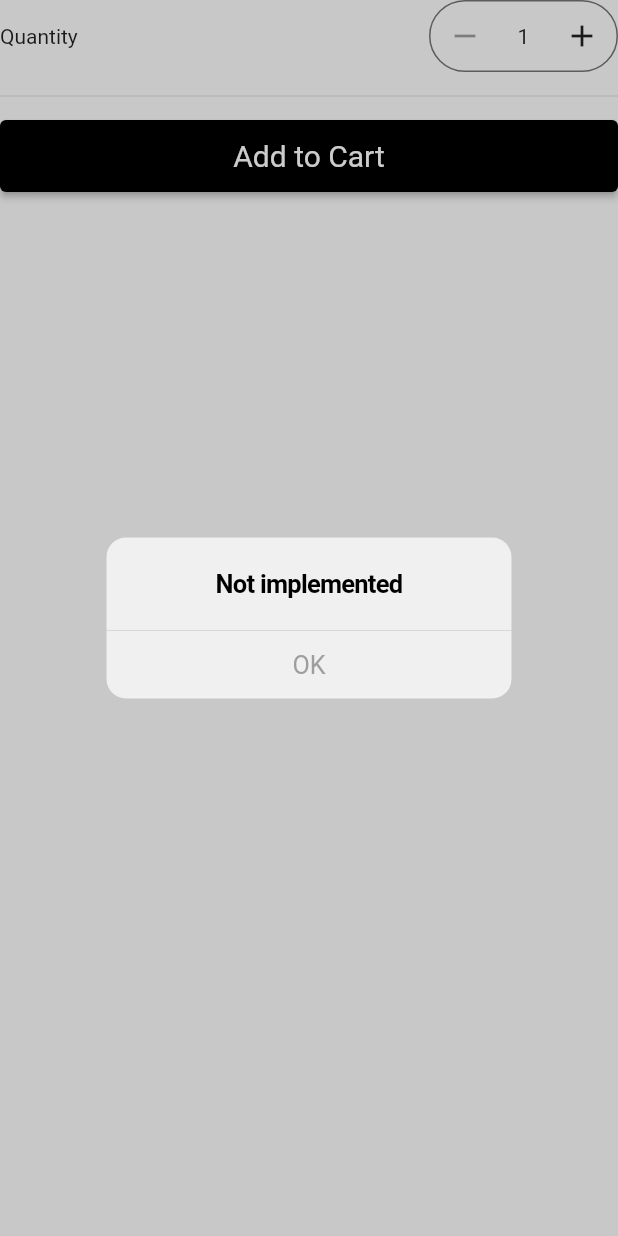
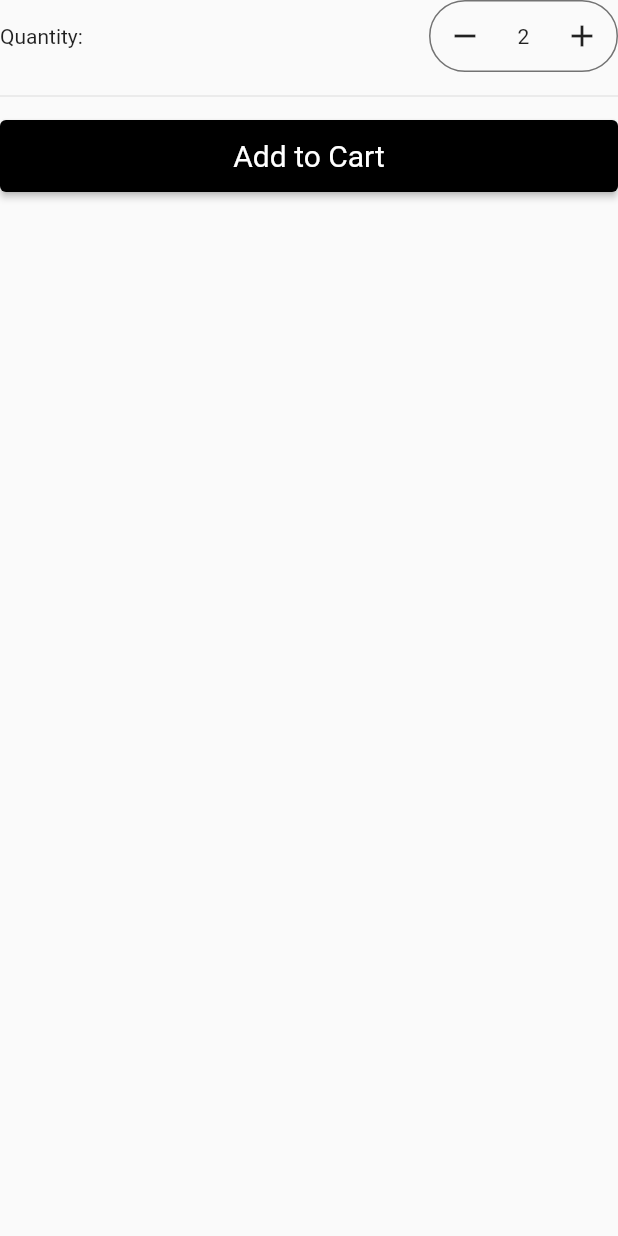
Before and after one commit to aptx113/ecommerce_app, a Flutter app: the AddToCartWidget widget shown alone on an empty page, opened directly with sample values from the repository, after a tap on the "add" icon, on a phone screen of 412 x 824 dp. Run offline on Flutter 3.47's test engine with Material 2 defaults, Android fonts, the phone set to English and light mode, and no system bars; our stand-ins replace flutter_layout_grid, flutter_rating_bar, flutter_riverpod, freezed_annotation, go_router, riverpod and 4 more; generated files the repository leaves out were written again.

Commit message:
modify add to cart widget

```diff
--- a/lib/src/features/cart/ui/add_to_cart/add_to_cart_widget.dart
+++ b/lib/src/features/cart/ui/add_to_cart/add_to_cart_widget.dart
@@ -1,16 +1,18 @@
 // ignore_for_file: public_member_api_docs, sort_constructors_first
 import 'dart:math';
 
+import 'package:ecommerce_app/src/features/cart/ui/add_to_cart/add_to_cart_controller.dart';
+import 'package:ecommerce_app/src/localization/app_localizations_context.dart';
+import 'package:ecommerce_app/src/utils/async_value_ui.dart';
 import 'package:flutter/material.dart';
+import 'package:flutter_riverpod/flutter_riverpod.dart';
 
-import '../../../../common_widgets/alert_dialogs.dart';
 import '../../../../common_widgets/item_quantity_selector.dart';
 import '../../../../common_widgets/primary_button.dart';
 import '../../../../constants/app_sizes.dart';
-import '../../../../localization/string_hardcoded.dart';
 import '../../../products/models/product.dart';
 
-class AddToCartWidget extends StatelessWidget {
+class AddToCartWidget extends ConsumerWidget {
   const AddToCartWidget({
     super.key,
     required this.product,
@@ -18,8 +20,13 @@ class AddToCartWidget extends StatelessWidget {
   final Product product;
 
   @override
-  Widget build(BuildContext context) {
-    const availableQuantity = 5;
+  Widget build(BuildContext context, WidgetRef ref) {
+    ref.listen<AsyncValue<int>>(
+      addToCartControllerProvider,
+      (_, state) => state.showAlertDialogOnError(context),
+    );
+    final availableQuantity = product.availableQuantity;
+    final state = ref.watch(addToCartControllerProvider);
     return Column(
       crossAxisAlignment: CrossAxisAlignment.stretch,
       children: [
@@ -27,13 +34,15 @@ class AddToCartWidget extends StatelessWidget {
           mainAxisSize: MainAxisSize.max,
           mainAxisAlignment: MainAxisAlignment.spaceBetween,
           children: [
-            Text('Quantity'.hardcoded),
+            Text(context.loc.quantity),
             ItemQuantitySelector(
-              quantity: 1,
+              quantity: state.value!,
               maxQuantity: min(availableQuantity, 10),
-              onChanged: (value) {
-                showNotImplementedAlertDialog(context: context);
-              },
+              onChanged: state.isLoading
+                  ? null
+                  : (quantity) => ref
+                      .read(addToCartControllerProvider.notifier)
+                      .updateQuantity(quantity),
             )
           ],
         ),
@@ -41,18 +50,20 @@ class AddToCartWidget extends StatelessWidget {
         const Divider(),
         gapH8,
         PrimaryButton(
-          isLoading: false,
-          onPressed: () {
-            showNotImplementedAlertDialog(context: context);
-          },
+          isLoading: state.isLoading,
+          onPressed: availableQuantity > 0
+              ? () => ref
+                  .read(addToCartControllerProvider.notifier)
+                  .addItem(product.id)
+              : null,
           text: availableQuantity > 0
-              ? 'Add to Cart'.hardcoded
-              : 'Out of Stock'.hardcoded,
+              ? context.loc.addToCart
+              : context.loc.outOfStock,
         ),
         if (product.availableQuantity > 0 && availableQuantity == 0) ...[
           gapH8,
           Text(
-            'Already added to cart'.hardcoded,
+            context.loc.alreadyAddedToCart,
             style: Theme.of(context).textTheme.caption,
             textAlign: TextAlign.center,
           )
--- a/lib/src/features/products/ui/product_screen/leave_review_action.dart
+++ b/lib/src/features/products/ui/product_screen/leave_review_action.dart
@@ -34,9 +34,9 @@ class LeaveReviewAction extends ConsumerWidget {
             breakpoint: 300,
             startFlex: 3,
             endFlex: 2,
-            rowMainAxisAligment: MainAxisAlignment.spaceBetween,
-            rowCrossAxisAligment: CrossAxisAlignment.center,
-            columnCrossAxisAligment: CrossAxisAlignment.center,
+            rowMainAxisAlignment: MainAxisAlignment.spaceBetween,
+            rowCrossAxisAlignment: CrossAxisAlignment.center,
+            columnCrossAxisAlignment: CrossAxisAlignment.center,
             startContent: Text(
                 AppLocalizations.of(context).purchasedOnDate(dateFormatted)),
             endContent: CustomTextButton(
--- a/lib/src/features/reviews/ui/product_reviews/product_reviews_list.dart
+++ b/lib/src/features/reviews/ui/product_reviews/product_reviews_list.dart
@@ -35,6 +35,7 @@ class ProductReviewsList extends StatelessWidget {
               horizontal: Sizes.p16, vertical: Sizes.p8),
           child: ProductReviewCard(reviews[index]),
         ),
+        childCount: reviews.length,
       ),
     );
   }
--- a/lib/src/utils/delay.dart
+++ b/lib/src/utils/delay.dart
@@ -1,4 +1,4 @@
-Future<void> delay(bool addDelay, [int milliseconds = 2000]) {
+Future<void> delay(bool addDelay, [int milliseconds = 5000]) {
   if (addDelay) {
     return Future.delayed(Duration(microseconds: milliseconds));
   } else {
```
Also changed, not shown: lib/src/common_widgets/responsive_center.dart (+5 -2 lines), lib/src/common_widgets/responsive_two_column_layout.dart (+15 -15 lines), lib/src/features/cart/data/remote/fake_remote_cart_repository.dart (+5 -5 lines).
